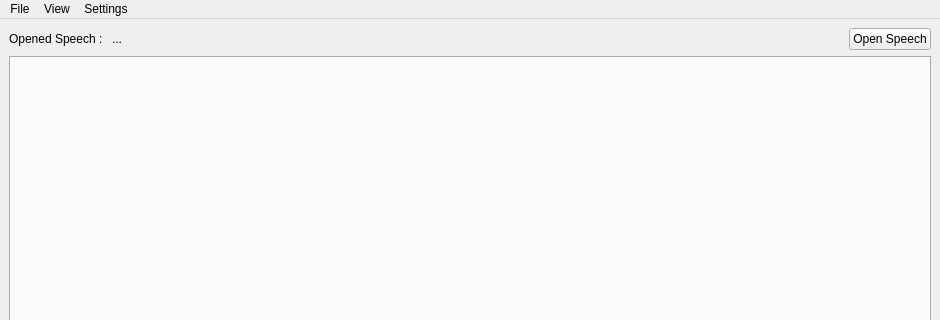
First picture: the form in src/app/app.ui, repository Icosahunter/speechy-keen, before the edit; both pictures show x 0 to 940 and y 0 to 320 of the 940 by 590 pixel window.
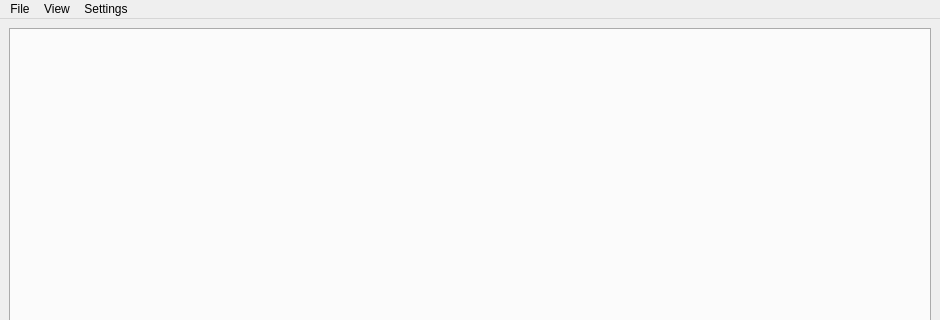
Second picture: the form after the edit. Icons and pictures are not drawn.

Commit message: added speech notes writing, saving, and loading

```diff
--- a/src/app/app.ui
+++ b/src/app/app.ui
@@ -25,62 +25,6 @@
   </property>
   <widget class="QWidget" name="centralwidget">
    <layout class="QVBoxLayout" name="verticalLayout">
-    <item>
-     <layout class="QHBoxLayout" name="horizontalLayout">
-      <item>
-       <widget class="QLabel" name="label">
-        <property name="sizePolicy">
-         <sizepolicy hsizetype="Fixed" vsizetype="Preferred">
-          <horstretch>0</horstretch>
-          <verstretch>0</verstretch>
-         </sizepolicy>
-        </property>
-        <property name="text">
-         <string>Opened Speech : </string>
-        </property>
-       </widget>
-      </item>
-      <item>
-       <widget class="QLabel" name="currentSpeechLabel">
-        <property name="sizePolicy">
-         <sizepolicy hsizetype="Fixed" vsizetype="Preferred">
-          <horstretch>0</horstretch>
-          <verstretch>0</verstretch>
-         </sizepolicy>
-        </property>
-        <property name="text">
-         <string>...</string>
-        </property>
-       </widget>
-      </item>
-      <item>
-       <spacer name="horizontalSpacer">
-        <property name="orientation">
-         <enum>Qt::Horizontal</enum>
-        </property>
-        <property name="sizeHint" stdset="0">
-         <size>
-          <width>40</width>
-          <height>20</height>
-         </size>
-        </property>
-       </spacer>
-      </item>
-      <item>
-       <widget class="QPushButton" name="OpenSpeechButton">
-        <property name="sizePolicy">
-         <sizepolicy hsizetype="Fixed" vsizetype="Fixed">
-          <horstretch>0</horstretch>
-          <verstretch>0</verstretch>
-         </sizepolicy>
-        </property>
-        <property name="text">
-         <string>Open Speech</string>
-        </property>
-       </widget>
-      </item>
-     </layout>
-    </item>
     <item>
      <widget class="QTabWidget" name="tabWidget">
       <property name="currentIndex">
```
The commit also changes 13 other files.
